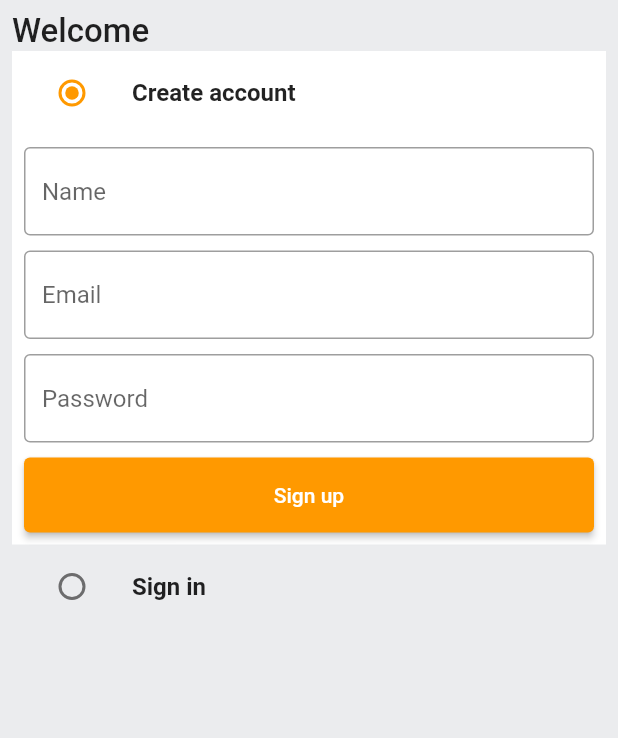
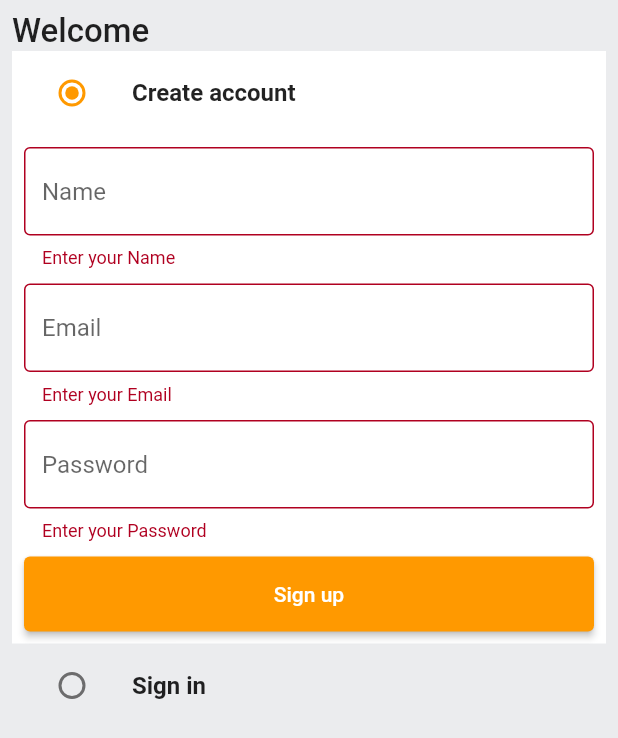
Before and after one commit to abhishekpanwarrr/flutter-amazone-clone, a Flutter app: the screen it shows after launch, after a tap on "Sign up", on a phone screen of 412 x 824 dp. Shown: the top 738 px of the screen. Run offline on Flutter 3.47's test engine with Material 2 defaults, Android fonts, the phone set to English and light mode, and no system bars.

```diff
--- a/lib/constants/global_variables.dart
+++ b/lib/constants/global_variables.dart
@@ -1,6 +1,6 @@
 import 'package:flutter/material.dart';
 
-String uri = 'http://<yourip>:3000';
+String uri = 'http://192.168.29.253:3000';
 
 class GlobalVariables {
   // COLORS
--- a/lib/features/auth/screens/auth_screen.dart
+++ b/lib/features/auth/screens/auth_screen.dart
@@ -1,6 +1,7 @@
 import "package:amazon_clone/common/widgets/custom_button.dart";
 import "package:amazon_clone/common/widgets/custom_textfield.dart";
 import "package:amazon_clone/constants/global_variables.dart";
+import "package:amazon_clone/features/auth/services/auth_service.dart";
 import "package:flutter/material.dart";
 
 enum Auth { sigin, signup }
@@ -17,6 +18,7 @@ class _AuthScreenState extends State<AuthScreen> {
   Auth _auth = Auth.signup;
   final _signUpFormKey = GlobalKey<FormState>();
   final _signInFormKey = GlobalKey<FormState>();
+  final AuthService authService = AuthService();
 
   final TextEditingController _emailController = TextEditingController();
   final TextEditingController _passwordController = TextEditingController();
@@ -28,6 +30,15 @@ class _AuthScreenState extends State<AuthScreen> {
     _emailController.dispose();
     _passwordController.dispose();
     _nameController.dispose();
+  }
+
+  void singUpUser() {
+    authService.signUpUser(
+      context: context,
+      email: _emailController.text,
+      password: _passwordController.text,
+      name: _nameController.text,
+    );
   }
 
   @override
@@ -97,7 +108,13 @@ class _AuthScreenState extends State<AuthScreen> {
                         const SizedBox(
                           height: 10,
                         ),
-                        CustomButton(text: "Sign up", onTap: () {})
+                        CustomButton(
+                            text: "Sign up",
+                            onTap: () {
+                              if (_signUpFormKey.currentState!.validate()) {
+                                singUpUser();
+                              }
+                            })
                       ],
                     ),
                   ),
--- /dev/null
+++ b/lib/features/auth/services/auth_service.dart
@@ -0,0 +1,46 @@
+// ignore_for_file: use_build_context_synchronously
+
+import 'package:amazon_clone/constants/error_handling.dart';
+import 'package:amazon_clone/constants/global_variables.dart';
+import 'package:amazon_clone/constants/utils.dart';
+import 'package:amazon_clone/models/user.dart';
+import 'package:flutter/material.dart';
+import 'package:http/http.dart' as http;
+
+class AuthService {
+  // Sign up user function
+
+  void signUpUser(
+      {required BuildContext context,
+      required String email,
+      required String password,
+      required String name}) async {
+    try {
+      User user = User(
+          id: '',
+          name: name,
+          email: email,
+          password: password,
+          address: '',
+          type: '',
+          token: '');
+      http.Response response = await http.post(Uri.parse('$uri/api/signup'),
+          body: user.toJson(),
+          headers: <String, String>{
+            'Content-Type': 'application/json; charset=UTF-8',
+          });
+
+      httpErrorHandle(
+          response: response,
+          context: context,
+          onSuccess: () {
+            ShowShankBar(
+              context,
+              'Account created successfully',
+            );
+          });
+    } catch (e) {
+      ShowShankBar(context, e.toString());
+    }
+  }
+}
--- /dev/null
+++ b/lib/models/user.dart
@@ -0,0 +1,69 @@
+import 'dart:convert';
+
+class User {
+  final String id;
+  final String name;
+  final String email;
+  final String password;
+  final String address;
+  final String type;
+  final String token;
+
+  User({
+    required this.id,
+    required this.name,
+    required this.email,
+    required this.password,
+    required this.address,
+    required this.type,
+    required this.token,
+  });
+
+  Map<String, dynamic> toMap() {
+    return {
+      'id': id,
+      'name': name,
+      'email': email,
+      'password': password,
+      'address': address,
+      'type': type,
+      'token': token,
+    };
+  }
+
+  factory User.fromMap(Map<String, dynamic> map) {
+    return User(
+      id: map['_id'] ?? '',
+      name: map['name'] ?? '',
+      email: map['email'] ?? '',
+      password: map['password'] ?? '',
+      address: map['address'] ?? '',
+      type: map['type'] ?? '',
+      token: map['token'] ?? '',
+    );
+  }
+
+  String toJson() => json.encode(toMap());
+
+  factory User.fromJson(String source) => User.fromMap(json.decode(source));
+
+  User copyWith({
+    String? id,
+    String? name,
+    String? email,
+    String? password,
+    String? address,
+    String? type,
+    String? token,
+  }) {
+    return User(
+      id: id ?? this.id,
+      name: name ?? this.name,
+      email: email ?? this.email,
+      password: password ?? this.password,
+      address: address ?? this.address,
+      type: type ?? this.type,
+      token: token ?? this.token,
+    );
+  }
+}
--- a/pubspec.yaml
+++ b/pubspec.yaml
@@ -35,6 +35,7 @@ dependencies:
   # The following adds the Cupertino Icons font to your application.
   # Use with the CupertinoIcons class for iOS style icons.
   cupertino_icons: ^1.0.2
+  http: ^1.1.0
 
 dev_dependencies:
   flutter_test:
```
Also changed, not shown: lib/constants/error_handling.dart (added, +25 -0 lines), lib/constants/utils.dart (added, +9 -0 lines), pubspec.lock.
